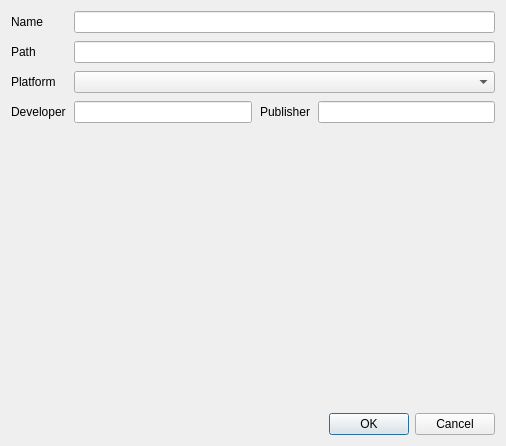
Above: manager/ui/gameeditdialog.ui from lazyfox-studio/retrofox before the change. Below: the same form after it.
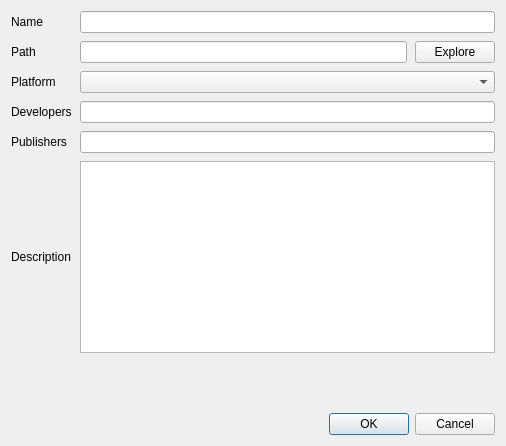
That is the form after the change.

Commit message: gameedit dialog ui update

```diff
--- a/manager/ui/gameeditdialog.ui
+++ b/manager/ui/gameeditdialog.ui
@@ -17,7 +17,43 @@
    <property name="spacing">
     <number>8</number>
    </property>
-   <item row="5" column="0" colspan="4">
+   <item row="7" column="0" colspan="4">
+    <widget class="QDialogButtonBox" name="buttonBox">
+     <property name="orientation">
+      <enum>Qt::Horizontal</enum>
+     </property>
+     <property name="standardButtons">
+      <set>QDialogButtonBox::Cancel|QDialogButtonBox::Ok</set>
+     </property>
+    </widget>
+   </item>
+   <item row="5" column="0">
+    <widget class="QLabel" name="label_description">
+     <property name="text">
+      <string>Description</string>
+     </property>
+    </widget>
+   </item>
+   <item row="0" column="0">
+    <widget class="QLabel" name="label_name">
+     <property name="sizePolicy">
+      <sizepolicy hsizetype="Fixed" vsizetype="Preferred">
+       <horstretch>0</horstretch>
+       <verstretch>0</verstretch>
+      </sizepolicy>
+     </property>
+     <property name="text">
+      <string>Name</string>
+     </property>
+    </widget>
+   </item>
+   <item row="0" column="1" colspan="3">
+    <widget class="QLineEdit" name="edit_name"/>
+   </item>
+   <item row="2" column="1" colspan="3">
+    <widget class="QComboBox" name="combobox_platform"/>
+   </item>
+   <item row="6" column="0" colspan="4">
     <spacer name="verticalSpacer">
      <property name="orientation">
       <enum>Qt::Vertical</enum>
@@ -30,8 +66,24 @@
      </property>
     </spacer>
    </item>
+   <item row="1" column="3">
+    <widget class="QPushButton" name="button_explore">
+     <property name="sizePolicy">
+      <sizepolicy hsizetype="Fixed" vsizetype="Fixed">
+       <horstretch>0</horstretch>
+       <verstretch>0</verstretch>
+      </sizepolicy>
+     </property>
+     <property name="text">
+      <string>Explore</string>
+     </property>
+    </widget>
+   </item>
+   <item row="3" column="1" colspan="3">
+    <widget class="QLineEdit" name="edit_developers"/>
+   </item>
    <item row="3" column="0">
-    <widget class="QLabel" name="label_developer">
+    <widget class="QLabel" name="label_developers">
      <property name="sizePolicy">
       <sizepolicy hsizetype="Fixed" vsizetype="Preferred">
        <horstretch>0</horstretch>
@@ -39,20 +91,7 @@
       </sizepolicy>
      </property>
      <property name="text">
-      <string>Developer</string>
-     </property>
-    </widget>
-   </item>
-   <item row="3" column="2">
-    <widget class="QLabel" name="label_publisher">
-     <property name="sizePolicy">
-      <sizepolicy hsizetype="Fixed" vsizetype="Preferred">
-       <horstretch>0</horstretch>
-       <verstretch>0</verstretch>
-      </sizepolicy>
-     </property>
-     <property name="text">
-      <string>Publisher</string>
+      <string>Developers</string>
      </property>
     </widget>
    </item>
@@ -69,27 +108,11 @@
      </property>
     </widget>
    </item>
-   <item row="1" column="1" colspan="3">
+   <item row="1" column="1" colspan="2">
     <widget class="QLineEdit" name="edit_path"/>
    </item>
-   <item row="3" column="3">
-    <widget class="QLineEdit" name="edit_publisher"/>
-   </item>
-   <item row="6" column="0" colspan="4">
-    <widget class="QDialogButtonBox" name="buttonBox">
-     <property name="orientation">
-      <enum>Qt::Horizontal</enum>
-     </property>
-     <property name="standardButtons">
-      <set>QDialogButtonBox::Cancel|QDialogButtonBox::Ok</set>
-     </property>
-    </widget>
-   </item>
-   <item row="3" column="1">
-    <widget class="QLineEdit" name="edit_developer"/>
-   </item>
-   <item row="0" column="0">
-    <widget class="QLabel" name="label_name">
+   <item row="4" column="0">
+    <widget class="QLabel" name="label_publishers">
      <property name="sizePolicy">
       <sizepolicy hsizetype="Fixed" vsizetype="Preferred">
        <horstretch>0</horstretch>
@@ -97,12 +120,15 @@
       </sizepolicy>
      </property>
      <property name="text">
-      <string>Name</string>
+      <string>Publishers</string>
      </property>
     </widget>
    </item>
-   <item row="0" column="1" colspan="3">
-    <widget class="QLineEdit" name="edit_name"/>
+   <item row="4" column="1" colspan="3">
+    <widget class="QLineEdit" name="edit_publishers"/>
+   </item>
+   <item row="5" column="1" colspan="3">
+    <widget class="QPlainTextEdit" name="plaintextedit_description"/>
    </item>
    <item row="2" column="0">
     <widget class="QLabel" name="label_platform">
@@ -111,9 +137,6 @@
      </property>
     </widget>
    </item>
-   <item row="2" column="1" colspan="3">
-    <widget class="QComboBox" name="combobox_platform"/>
-   </item>
   </layout>
  </widget>
  <resources/>
```
The commit also changes 3 other files.
